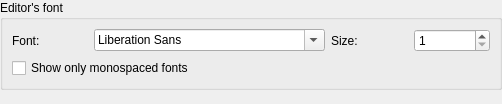
Qt form src/editor/font.ui (igormironchik/markdown-tools) before a commit.
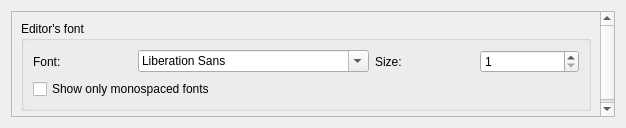
The same form after that commit.

```diff
--- a/src/editor/font.ui
+++ b/src/editor/font.ui
@@ -6,29 +6,38 @@
    <rect>
     <x>0</x>
     <y>0</y>
-    <width>502</width>
-    <height>104</height>
+    <width>626</width>
+    <height>128</height>
    </rect>
   </property>
   <property name="windowTitle">
    <string>Form</string>
   </property>
+  <layout class="QVBoxLayout" name="verticalLayout_3">
+   <item>
+    <widget class="QScrollArea" name="scrollArea">
+     <property name="widgetResizable">
+      <bool>true</bool>
+     </property>
+     <property name="alignment">
+      <set>Qt::AlignmentFlag::AlignLeading|Qt::AlignmentFlag::AlignLeft|Qt::AlignmentFlag::AlignTop</set>
+     </property>
+     <widget class="QWidget" name="scrollAreaWidgetContents">
+      <property name="geometry">
+       <rect>
+        <x>0</x>
+        <y>0</y>
+        <width>614</width>
+        <height>116</height>
+       </rect>
+      </property>
+      <property name="sizePolicy">
+       <sizepolicy hsizetype="Expanding" vsizetype="Fixed">
+        <horstretch>0</horstretch>
+        <verstretch>0</verstretch>
+       </sizepolicy>
+      </property>
   <layout class="QVBoxLayout" name="verticalLayout_2">
-   <property name="spacing">
-    <number>0</number>
-   </property>
-   <property name="leftMargin">
-    <number>0</number>
-   </property>
-   <property name="topMargin">
-    <number>0</number>
-   </property>
-   <property name="rightMargin">
-    <number>0</number>
-   </property>
-   <property name="bottomMargin">
-    <number>0</number>
-   </property>
    <item>
     <widget class="QGroupBox" name="groupBox">
      <property name="title">
@@ -76,18 +85,9 @@
      </layout>
     </widget>
    </item>
-   <item>
-    <spacer name="verticalSpacer">
-     <property name="orientation">
-      <enum>Qt::Orientation::Vertical</enum>
-     </property>
-     <property name="sizeHint" stdset="0">
-      <size>
-       <width>20</width>
-       <height>0</height>
-      </size>
-     </property>
-    </spacer>
+      </layout>
+     </widget>
+    </widget>
    </item>
   </layout>
  </widget>
```
Lines whose indentation alone changed are shown as unchanged.
